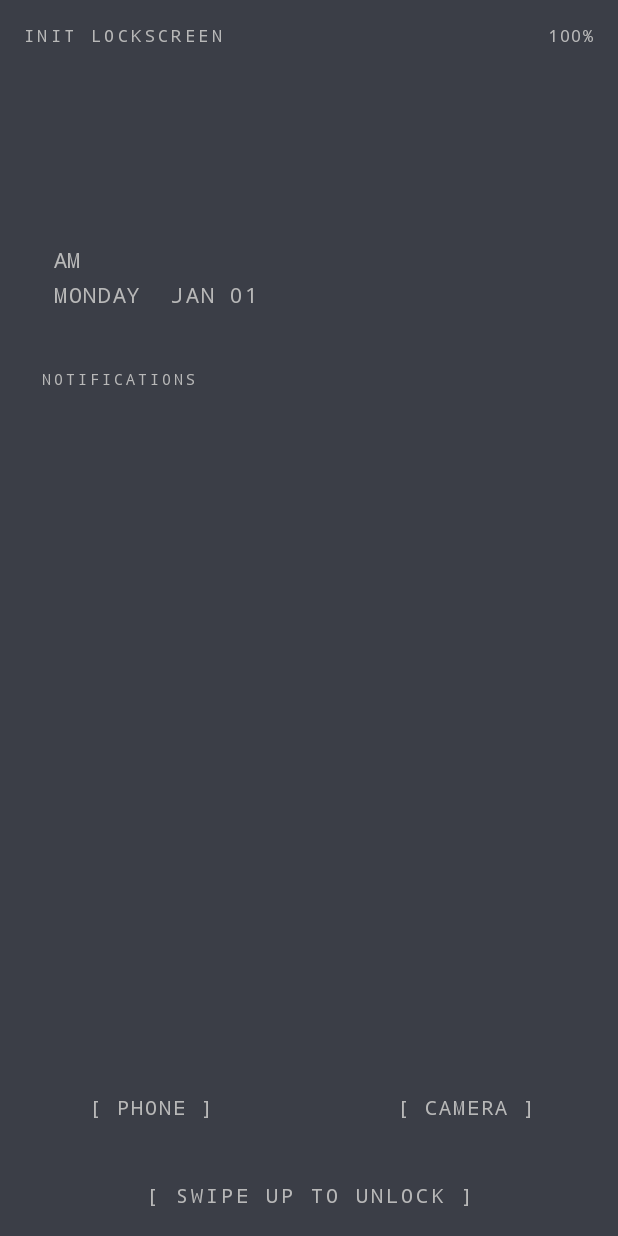
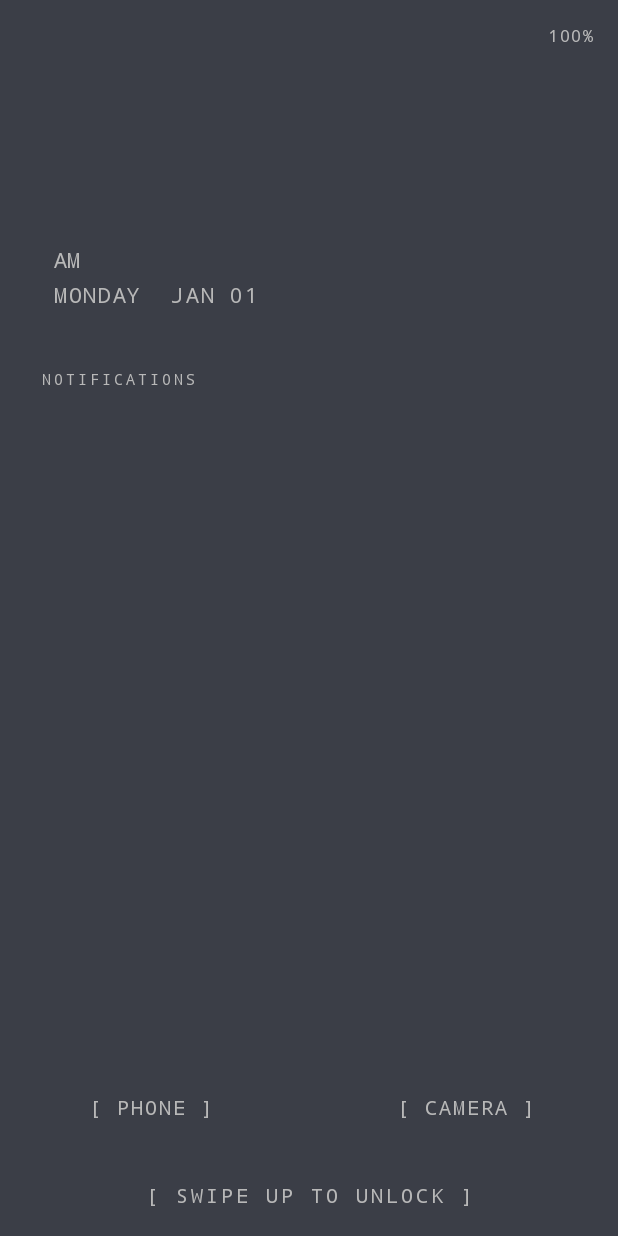
Before and after one commit to usr-wwelsh/init-launcher, an Android app: the layout activity_lockscreen.xml on its own in the app's theme, with its tools: preview values and no code run, on a phone screen of 412 x 824 dp. Run offline under Robolectric (Android 15) with nearby library versions, the phone set to English and light mode, and no system bars.

Commit message:
refactor: remove lockscreen title labels

```diff
--- a/lockscreen/src/main/res/layout/activity_lockscreen.xml
+++ b/lockscreen/src/main/res/layout/activity_lockscreen.xml
@@ -33,16 +33,10 @@
                     android:orientation="horizontal"
                     android:paddingBottom="12dp">
 
-                    <TextView
+                    <View
                         android:layout_width="0dp"
-                        android:layout_height="wrap_content"
-                        android:layout_weight="1"
-                        android:text="INIT LOCKSCREEN"
-                        android:fontFamily="monospace"
-                        android:textColor="@color/border_color"
-                        android:tag="text=borderColor"
-                        android:textSize="11sp"
-                        android:letterSpacing="0.2" />
+                        android:layout_height="0dp"
+                        android:layout_weight="1" />
 
                     <TextView
                         android:id="@+id/batteryView"
@@ -238,17 +232,6 @@
         android:visibility="gone">
 
         <TextView
-            android:layout_width="match_parent"
-            android:layout_height="wrap_content"
-            android:text="INIT LOCKSCREEN"
-            android:fontFamily="monospace"
-            android:textColor="@color/border_color"
-            android:tag="text=borderColor"
-            android:textSize="11sp"
-            android:letterSpacing="0.2"
-            android:paddingBottom="24dp" />
-
-        <TextView
             android:id="@+id/pinPrompt"
             android:layout_width="match_parent"
             android:layout_height="wrap_content"
```
